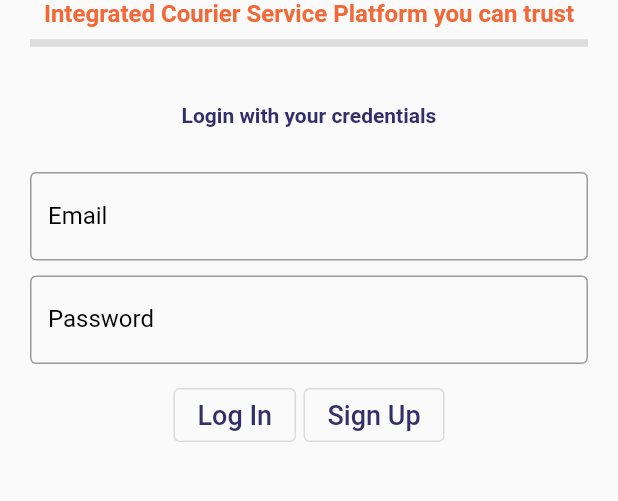
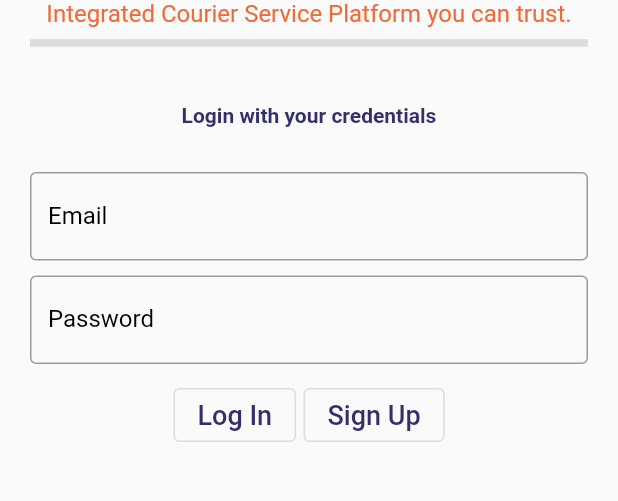
Before and after one commit to kkokwara2014/courierhub, a Flutter app: the screen it shows after launch, on a phone screen of 412 x 824 dp, the part 167-668 px from its top. Run offline on Flutter 3.47's test engine with Material 2 defaults, Android fonts, the phone set to English and light mode, and no system bars.

Commit message:
Edited Login Page2

```diff
--- a/lib/Login.dart
+++ b/lib/Login.dart
@@ -30,10 +30,10 @@ class _LoginState extends State<Login> {
                       color: Color(0xff322f6a)),
                 ),
                 Text(
-                  'Integrated Courier Service Platform you can trust',
+                  'Integrated Courier Service Platform you can trust.',
                   style: TextStyle(
                       fontSize: 16,
-                      fontWeight: FontWeight.bold,
+                      fontWeight: FontWeight.normal,
                       color: Color(0xfff26836)),
                 ),
                 Divider(
```
